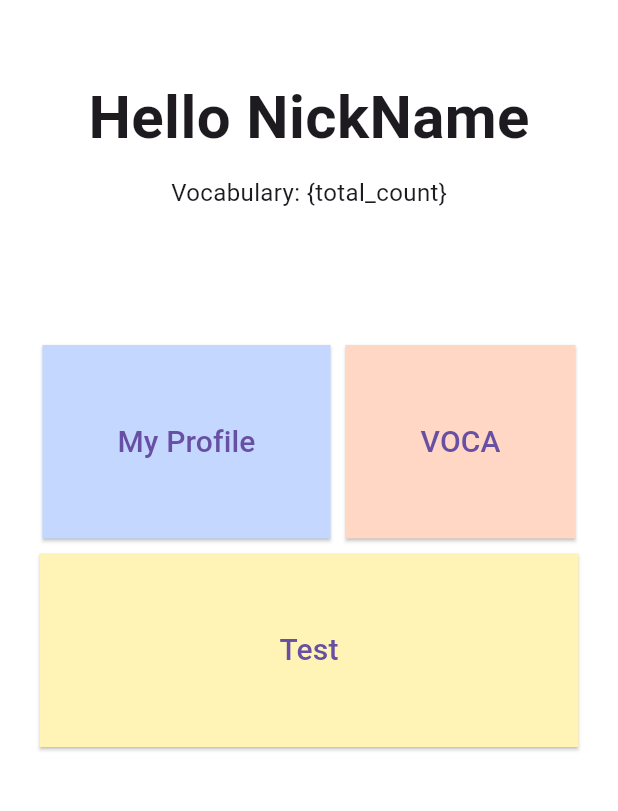
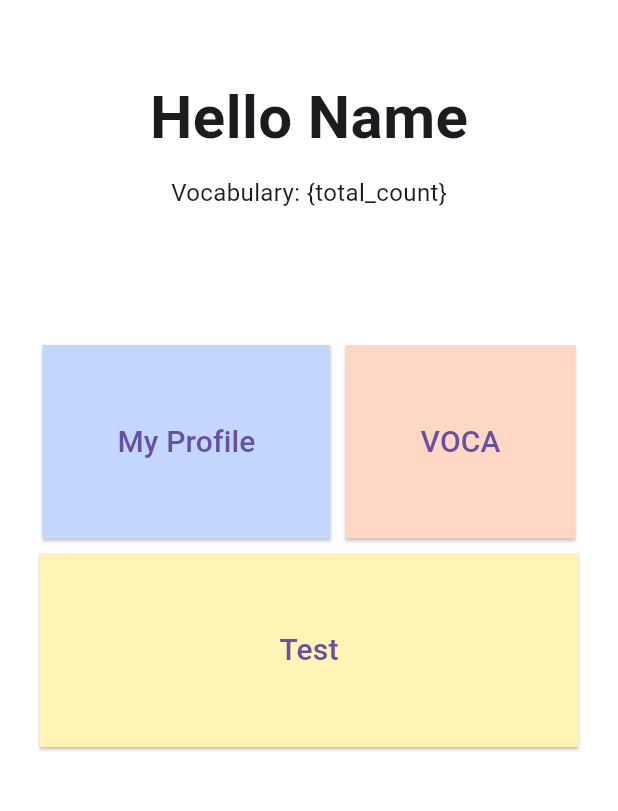
Before and after one commit to Parkseojin2001/Highlight-word, a Flutter app: the screen it shows after launch, on a phone screen of 412 x 824 dp, the part 84-895 px from its top. Run offline on Flutter 3.47's test engine with Material 3 defaults, Android fonts, the light colour scheme and no system bars; our stand-ins replace file_picker, image_picker.

Commit message:
사진 & 파일 업로드 기능 구현

```diff
--- a/frontend/lib/screens/home_screen.dart
+++ b/frontend/lib/screens/home_screen.dart
@@ -1,4 +1,5 @@
 import 'package:flutter/material.dart';
+import 'package:frontend/screens/camera_screen.dart';
 import 'package:frontend/screens/login_screen.dart';
 import 'package:frontend/screens/test_screen.dart';
 import 'package:frontend/screens/voca_screen.dart';
@@ -39,11 +40,18 @@ class _HomeScreenState extends State<HomeScreen> {
               );
             },
           ),
-          actions: const [
+          actions: [
             IconButton(
-              padding: EdgeInsets.only(right: 10),
-              onPressed: null,
-              icon: Icon(
+              padding: const EdgeInsets.only(right: 10),
+              onPressed: () {
+                Navigator.push(
+                  context,
+                  MaterialPageRoute(
+                    builder: (context) => const CameraScreen(),
+                  ),
+                );
+              },
+              icon: const Icon(
                 Icons.camera_alt,
                 color: Colors.white,
                 size: 30,
@@ -63,7 +71,7 @@ class _HomeScreenState extends State<HomeScreen> {
                 Column(
                   children: [
                     Text(
-                      "Hello NickName",
+                      "Hello Name",
                       style: TextStyle(
                         fontSize: 40,
                         fontWeight: FontWeight.bold,
```
Also changed, not shown: frontend/lib/services/upload_service.dart (added, +23 -0 lines).
